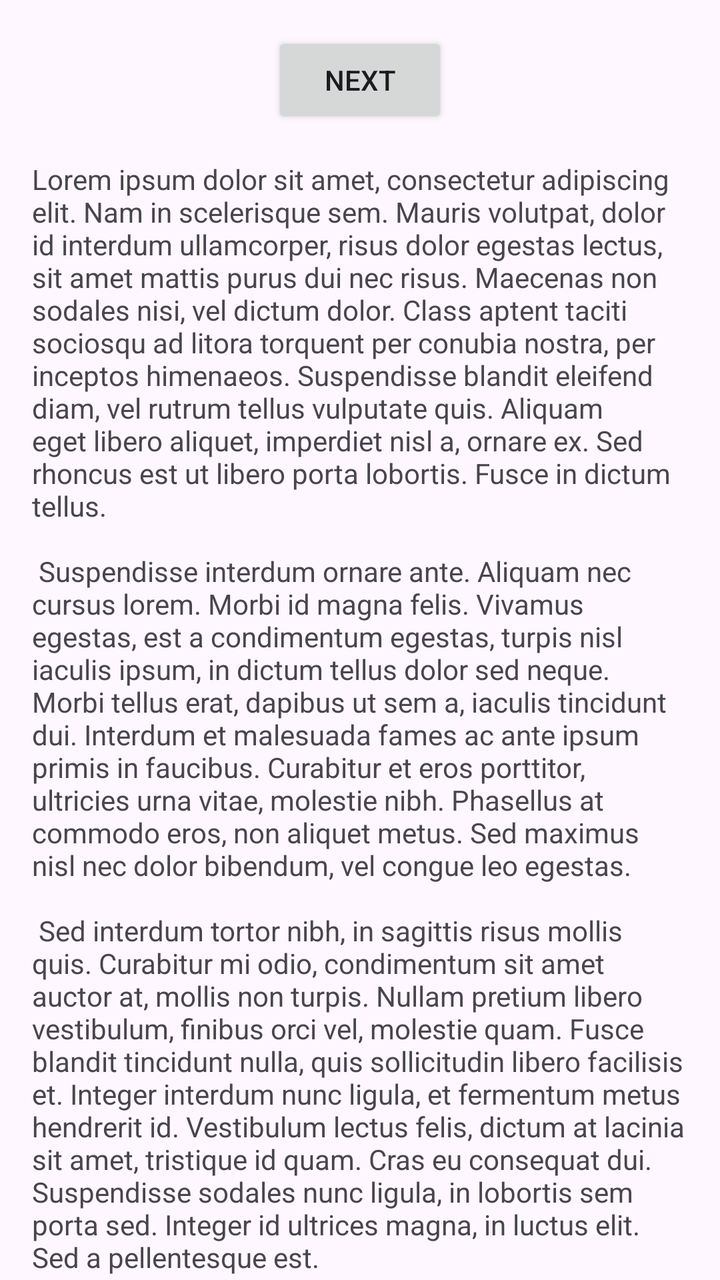
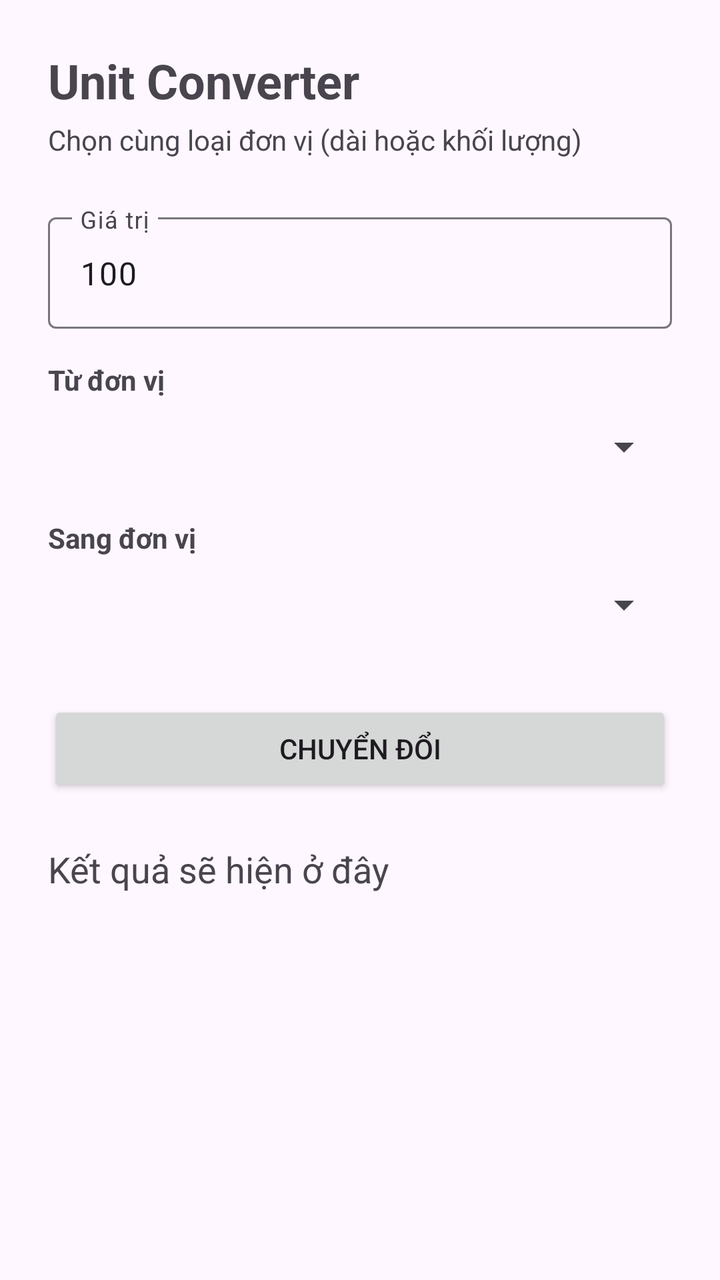

Screens rendered from an Android XML layout before and after an edit, with the pre-edit source and the edit as a unified diff.
<!-- AndroidManifest.xml: application theme Theme.Kotlin_test -->
<!-- res/layout/fragment_first.xml -->
<?xml version="1.0" encoding="utf-8"?>
<androidx.core.widget.NestedScrollView xmlns:android="http://schemas.android.com/apk/res/android"
    xmlns:app="http://schemas.android.com/apk/res-auto"
    xmlns:tools="http://schemas.android.com/tools"
    android:layout_width="match_parent"
    android:layout_height="match_parent"
    tools:context=".FirstFragment">

    <androidx.constraintlayout.widget.ConstraintLayout
        android:layout_width="match_parent"
        android:layout_height="match_parent"
        android:padding="16dp">

        <Button
            android:id="@+id/button_first"
            android:layout_width="wrap_content"
            android:layout_height="wrap_content"
            android:text="@string/next"
            app:layout_constraintBottom_toTopOf="@id/textview_first"
            app:layout_constraintEnd_toEndOf="parent"
            app:layout_constraintStart_toStartOf="parent"
            app:layout_constraintTop_toTopOf="parent" />

        <TextView
            android:id="@+id/textview_first"
            android:layout_width="wrap_content"
            android:layout_height="wrap_content"
            android:layout_marginTop="16dp"
            android:text="@string/lorem_ipsum"
            app:layout_constraintBottom_toBottomOf="parent"
            app:layout_constraintEnd_toEndOf="parent"
            app:layout_constraintStart_toStartOf="parent"
            app:layout_constraintTop_toBottomOf="@id/button_first" />
    </androidx.constraintlayout.widget.ConstraintLayout>
</androidx.core.widget.NestedScrollView>
<!-- resources referenced by this layout -->
<resources>
  <string name="lorem_ipsum">
          Lorem ipsum dolor sit amet, consectetur adipiscing elit. Nam in scelerisque sem. Mauris
          volutpat, dolor id interdum ullamcorper, risus dolor egestas lectus, sit amet mattis purus
          dui nec risus. Maecenas non sodales nisi, vel dictum dolor. Class aptent taciti sociosqu ad
          litora torquent per conubia nostra, per inceptos himenaeos. Suspendisse blandit eleifend
          diam, vel rutrum tellus vulputate quis. Aliquam eget libero aliquet, imperdiet nisl a,
          ornare ex. Sed rhoncus est ut libero porta lobortis. Fusce in dictum tellus.\n\n
          Suspendisse interdum ornare ante. Aliquam nec cursus lorem. Morbi id magna felis. Vivamus
          egestas, est a condimentum egestas, turpis nisl iaculis ipsum, in dictum tellus dolor sed
          neque. Morbi tellus erat, dapibus ut sem a, iaculis tincidunt dui. Interdum et malesuada
          fames ac ante ipsum primis in faucibus. Curabitur et eros porttitor, ultricies urna vitae,
          molestie nibh. Phasellus at commodo eros, non aliquet metus. Sed maximus nisl nec dolor
          bibendum, vel congue leo egestas.\n\n
          Sed interdum tortor nibh, in sagittis risus mollis quis. Curabitur mi odio, condimentum sit
          amet auctor at, mollis non turpis. Nullam pretium libero vestibulum, finibus orci vel,
          molestie quam. Fusce blandit tincidunt nulla, quis sollicitudin libero facilisis et. Integer
          interdum nunc ligula, et fermentum metus hendrerit id. Vestibulum lectus felis, dictum at
          lacinia sit amet, tristique id quam. Cras eu consequat dui. Suspendisse sodales nunc ligula,
          in lobortis sem porta sed. Integer id ultrices magna, in luctus elit. Sed a pellentesque
          est.\n\n
          Aenean nunc velit, lacinia sed dolor sed, ultrices viverra nulla. Etiam a venenatis nibh.
          Morbi laoreet, tortor sed facilisis varius, nibh orci rhoncus nulla, id elementum leo dui
          non lorem. Nam mollis ipsum quis auctor varius. Quisque elementum eu libero sed commodo. In
          eros nisl, imperdiet vel imperdiet et, scelerisque a mauris. Pellentesque varius ex nunc,
          quis imperdiet eros placerat ac. Duis finibus orci et est auctor tincidunt. Sed non viverra
          ipsum. Nunc quis augue egestas, cursus lorem at, molestie sem. Morbi a consectetur ipsum, a
          placerat diam. Etiam vulputate dignissim convallis. Integer faucibus mauris sit amet finibus
          convallis.\n\n
          Phasellus in aliquet mi. Pellentesque habitant morbi tristique senectus et netus et
          malesuada fames ac turpis egestas. In volutpat arcu ut felis sagittis, in finibus massa
          gravida. Pellentesque id tellus orci. Integer dictum, lorem sed efficitur ullamcorper,
          libero justo consectetur ipsum, in mollis nisl ex sed nisl. Donec maximus ullamcorper
          sodales. Praesent bibendum rhoncus tellus nec feugiat. In a ornare nulla. Donec rhoncus
          libero vel nunc consequat, quis tincidunt nisl eleifend. Cras bibendum enim a justo luctus
          vestibulum. Fusce dictum libero quis erat maximus, vitae volutpat diam dignissim.
      </string>
  <string name="next">Next</string>
  <style name="Theme.Kotlin_test" parent="Base.Theme.Kotlin_test" />
  <style name="Base.Theme.Kotlin_test" parent="Theme.Material3.DayNight.NoActionBar">
          
          
      </style>
</resources>

<!-- the commit's change to res/layout/fragment_first.xml (unified diff, before → after) -->
@@ -6,30 +6,77 @@
     android:layout_height="match_parent"
     tools:context=".FirstFragment">
 
-    <androidx.constraintlayout.widget.ConstraintLayout
+    <LinearLayout
         android:layout_width="match_parent"
-        android:layout_height="match_parent"
-        android:padding="16dp">
+        android:layout_height="wrap_content"
+        android:orientation="vertical"
+        android:padding="24dp">
+
+        <TextView
+            android:layout_width="match_parent"
+            android:layout_height="wrap_content"
+            android:text="@string/unit_converter_title"
+            android:textSize="24sp"
+            android:textStyle="bold" />
+
+        <TextView
+            android:layout_width="match_parent"
+            android:layout_height="wrap_content"
+            android:layout_marginTop="4dp"
+            android:text="@string/unit_converter_hint"
+            android:textSize="14sp" />
+
+        <com.google.android.material.textfield.TextInputLayout
+            android:layout_width="match_parent"
+            android:layout_height="wrap_content"
+            android:layout_marginTop="24dp"
+            android:hint="@string/value_hint">
+
+            <com.google.android.material.textfield.TextInputEditText
+                android:id="@+id/edit_value"
+                android:layout_width="match_parent"
+                android:layout_height="wrap_content"
+                android:inputType="numberDecimal|numberSigned"
+                android:text="100" />
+        </com.google.android.material.textfield.TextInputLayout>
+
+        <TextView
+            android:layout_width="match_parent"
+            android:layout_height="wrap_content"
+            android:layout_marginTop="16dp"
+            android:text="@string/from_unit"
+            android:textStyle="bold" />
+
+        <Spinner
+            android:id="@+id/spinner_from"
+            android:layout_width="match_parent"
+            android:layout_height="48dp" />
+
+        <TextView
+            android:layout_width="match_parent"
+            android:layout_height="wrap_content"
+            android:layout_marginTop="12dp"
+            android:text="@string/to_unit"
+            android:textStyle="bold" />
+
+        <Spinner
+            android:id="@+id/spinner_to"
+            android:layout_width="match_parent"
+            android:layout_height="48dp" />
 
         <Button
-            android:id="@+id/button_first"
-            android:layout_width="wrap_content"
+            android:id="@+id/button_convert"
+            android:layout_width="match_parent"
             android:layout_height="wrap_content"
-            android:text="@string/next"
-            app:layout_constraintBottom_toTopOf="@id/textview_first"
-            app:layout_constraintEnd_toEndOf="parent"
-            app:layout_constraintStart_toStartOf="parent"
-            app:layout_constraintTop_toTopOf="parent" />
+            android:layout_marginTop="24dp"
+            android:text="@string/convert" />
 
         <TextView
-            android:id="@+id/textview_first"
-            android:layout_width="wrap_content"
+            android:id="@+id/text_result"
+            android:layout_width="match_parent"
             android:layout_height="wrap_content"
-            android:layout_marginTop="16dp"
-            android:text="@string/lorem_ipsum"
-            app:layout_constraintBottom_toBottomOf="parent"
-            app:layout_constraintEnd_toEndOf="parent"
-            app:layout_constraintStart_toStartOf="parent"
-            app:layout_constraintTop_toBottomOf="@id/button_first" />
-    </androidx.constraintlayout.widget.ConstraintLayout>
+            android:layout_marginTop="24dp"
+            android:text="@string/result_placeholder"
+            android:textSize="18sp" />
+    </LinearLayout>
 </androidx.core.widget.NestedScrollView>
<!-- resource entries referenced after the edit -->
@@ -1,42 +1,12 @@
 <!-- resources referenced by this layout -->
 <resources>
-  <string name="lorem_ipsum">
-          Lorem ipsum dolor sit amet, consectetur adipiscing elit. Nam in scelerisque sem. Mauris
-          volutpat, dolor id interdum ullamcorper, risus dolor egestas lectus, sit amet mattis purus
-          dui nec risus. Maecenas non sodales nisi, vel dictum dolor. Class aptent taciti sociosqu ad
-          litora torquent per conubia nostra, per inceptos himenaeos. Suspendisse blandit eleifend
-          diam, vel rutrum tellus vulputate quis. Aliquam eget libero aliquet, imperdiet nisl a,
-          ornare ex. Sed rhoncus est ut libero porta lobortis. Fusce in dictum tellus.\n\n
-          Suspendisse interdum ornare ante. Aliquam nec cursus lorem. Morbi id magna felis. Vivamus
-          egestas, est a condimentum egestas, turpis nisl iaculis ipsum, in dictum tellus dolor sed
-          neque. Morbi tellus erat, dapibus ut sem a, iaculis tincidunt dui. Interdum et malesuada
-          fames ac ante ipsum primis in faucibus. Curabitur et eros porttitor, ultricies urna vitae,
-          molestie nibh. Phasellus at commodo eros, non aliquet metus. Sed maximus nisl nec dolor
-          bibendum, vel congue leo egestas.\n\n
-          Sed interdum tortor nibh, in sagittis risus mollis quis. Curabitur mi odio, condimentum sit
-          amet auctor at, mollis non turpis. Nullam pretium libero vestibulum, finibus orci vel,
-          molestie quam. Fusce blandit tincidunt nulla, quis sollicitudin libero facilisis et. Integer
-          interdum nunc ligula, et fermentum metus hendrerit id. Vestibulum lectus felis, dictum at
-          lacinia sit amet, tristique id quam. Cras eu consequat dui. Suspendisse sodales nunc ligula,
-          in lobortis sem porta sed. Integer id ultrices magna, in luctus elit. Sed a pellentesque
-          est.\n\n
-          Aenean nunc velit, lacinia sed dolor sed, ultrices viverra nulla. Etiam a venenatis nibh.
-          Morbi laoreet, tortor sed facilisis varius, nibh orci rhoncus nulla, id elementum leo dui
-          non lorem. Nam mollis ipsum quis auctor varius. Quisque elementum eu libero sed commodo. In
-          eros nisl, imperdiet vel imperdiet et, scelerisque a mauris. Pellentesque varius ex nunc,
-          quis imperdiet eros placerat ac. Duis finibus orci et est auctor tincidunt. Sed non viverra
-          ipsum. Nunc quis augue egestas, cursus lorem at, molestie sem. Morbi a consectetur ipsum, a
-          placerat diam. Etiam vulputate dignissim convallis. Integer faucibus mauris sit amet finibus
-          convallis.\n\n
-          Phasellus in aliquet mi. Pellentesque habitant morbi tristique senectus et netus et
-          malesuada fames ac turpis egestas. In volutpat arcu ut felis sagittis, in finibus massa
-          gravida. Pellentesque id tellus orci. Integer dictum, lorem sed efficitur ullamcorper,
-          libero justo consectetur ipsum, in mollis nisl ex sed nisl. Donec maximus ullamcorper
-          sodales. Praesent bibendum rhoncus tellus nec feugiat. In a ornare nulla. Donec rhoncus
-          libero vel nunc consequat, quis tincidunt nisl eleifend. Cras bibendum enim a justo luctus
-          vestibulum. Fusce dictum libero quis erat maximus, vitae volutpat diam dignissim.
-      </string>
-  <string name="next">Next</string>
+  <string name="convert">Chuyển đổi</string>
+  <string name="from_unit">Từ đơn vị</string>
+  <string name="result_placeholder">Kết quả sẽ hiện ở đây</string>
+  <string name="to_unit">Sang đơn vị</string>
+  <string name="unit_converter_hint">Chọn cùng loại đơn vị (dài hoặc khối lượng)</string>
+  <string name="unit_converter_title">Unit Converter</string>
+  <string name="value_hint">Giá trị</string>
   <style name="Theme.Kotlin_test" parent="Base.Theme.Kotlin_test" />
   <style name="Base.Theme.Kotlin_test" parent="Theme.Material3.DayNight.NoActionBar">
           
